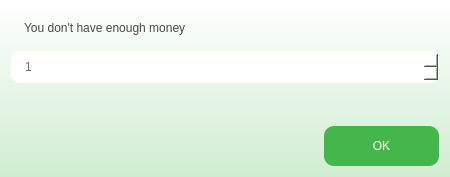
First picture: the form in client/messagedialog.ui, repository ArashSameni/HayDay, before the edit.
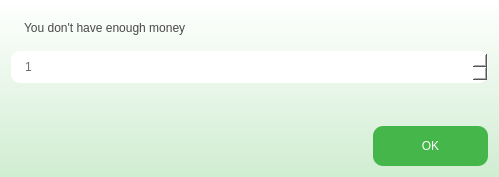
Second picture: the form after the edit.

Commit message: increase default messagedialog size

```diff
--- a/client/messagedialog.ui
+++ b/client/messagedialog.ui
@@ -6,7 +6,7 @@
    <rect>
     <x>0</x>
     <y>0</y>
-    <width>450</width>
+    <width>499</width>
     <height>177</height>
    </rect>
   </property>
```
